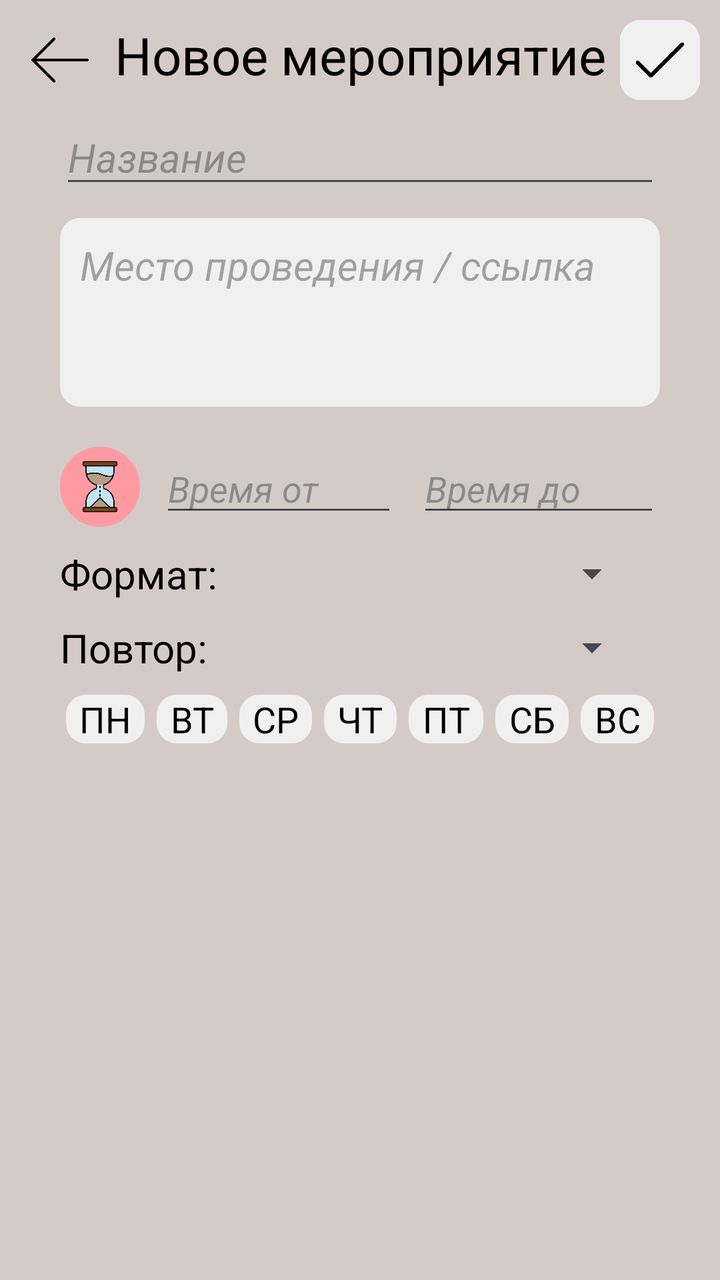
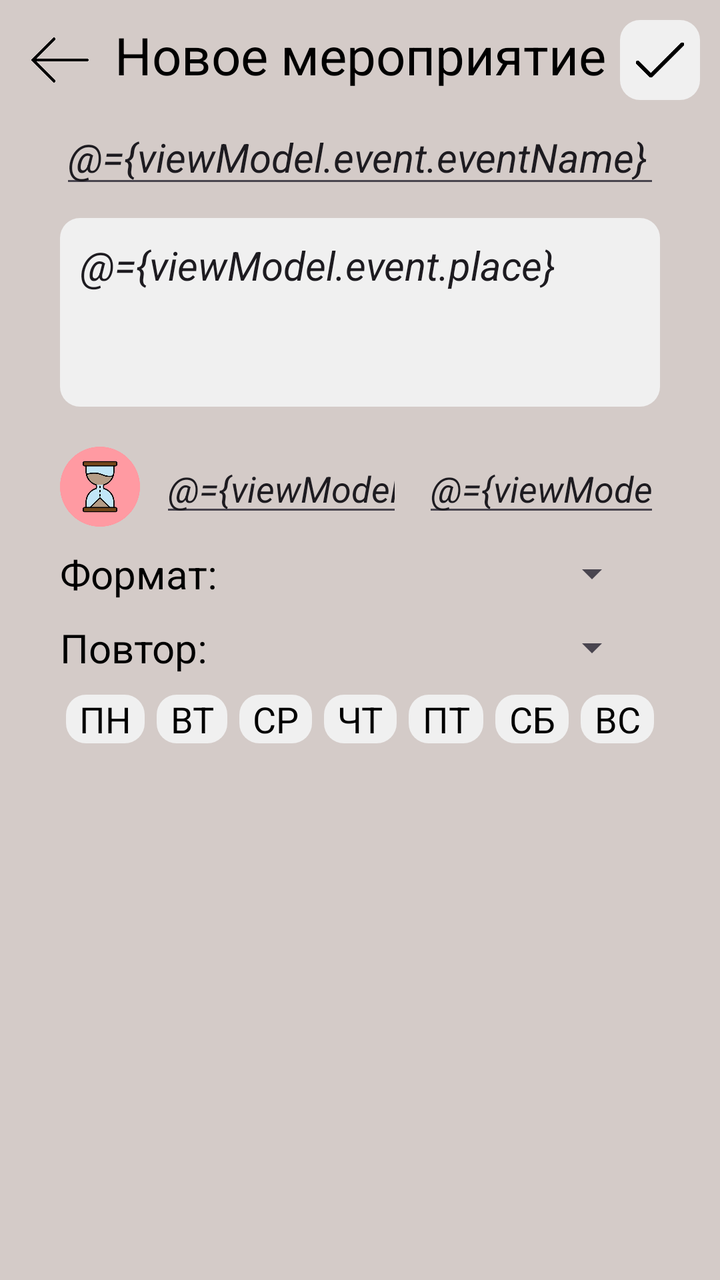

Two renders of the same Android screen: before a commit and after it. Below are the layout's source before the change and the commit's diff.
<!-- AndroidManifest.xml: application theme Theme.Assistant -->
<!-- res/layout/activity_new_event.xml -->
<?xml version="1.0" encoding="utf-8"?>
<RelativeLayout xmlns:android="http://schemas.android.com/apk/res/android"
    xmlns:app="http://schemas.android.com/apk/res-auto"
    xmlns:tools="http://schemas.android.com/tools"
    android:layout_width="match_parent"
    android:layout_height="match_parent"
    android:background="@color/background_main"
    tools:context=".timetable.NewEventActivity"
    android:scrollbars="vertical">

    <ImageButton
        android:layout_width="60dp"
        android:layout_height="60dp"
        android:id="@+id/backBtn"
        android:src="@drawable/back"
        android:scaleType="fitCenter"
        android:backgroundTint="@color/background_main"
        />

    <TextView
        android:layout_width="match_parent"
        android:layout_height="wrap_content"
        android:id="@+id/textNewEvent"
        android:text="Новое мероприятие"
        android:textSize="26dp"
        android:gravity="center"
        android:textColor="@color/black"
        android:paddingVertical="10dp"/>

    <ImageButton
        android:layout_width="40dp"
        android:layout_height="40dp"
        android:id="@+id/saveEventBtn"
        android:src="@drawable/tick"
        android:scaleType="fitCenter"
        android:padding="5dp"
        android:background="@drawable/image_btn_style"
        android:layout_marginBottom="70dp"
        android:layout_marginEnd="10dp"
        android:layout_marginTop="10dp"
        android:layout_alignParentEnd="true"
        />


    <ScrollView
        android:layout_width="match_parent"
        android:layout_height="match_parent"
        android:layout_below="@+id/textNewEvent"
        android:id="@+id/scroll">
    <RelativeLayout
        android:layout_width="match_parent"
        android:layout_height="wrap_content"
        android:orientation="vertical">

        <LinearLayout
            android:layout_width="match_parent"
            android:layout_height="match_parent"
            android:layout_marginHorizontal="30dp"
            android:orientation="vertical">

        <EditText
            android:layout_width="match_parent"
            android:layout_height="wrap_content"
            android:id="@+id/nameNewSubj"
            android:hint="Название"
            android:textSize="20dp"
            android:textStyle="italic"
            android:maxLength="30"/>

        <EditText
            android:layout_width="match_parent"
            android:layout_height="wrap_content"
            android:id="@+id/placeNewSubj"
            android:layout_below="@+id/nameNewSubj"
            android:hint="Место проведения / ссылка"
            android:inputType="textMultiLine"
            android:lines="3"
            android:textSize="20dp"
            android:maxLines="10"
            android:gravity="start"
            android:padding="10dp"
            android:background="@drawable/image_btn_style"
            android:textStyle="italic"
            android:layout_marginVertical="10dp"
            />



        <LinearLayout
            android:layout_width="match_parent"
            android:layout_height="wrap_content"
            android:orientation="horizontal"
            android:id="@+id/timeLL"
            android:layout_below="@+id/placeNewSubj">

            <ImageButton
                android:layout_width="40dp"
                android:layout_height="40dp"
                android:src="@drawable/time_for_task"
                android:scaleType="centerCrop"
                android:background="@color/background_main"
                android:layout_marginVertical="10dp"
                />
            <EditText
                android:layout_width="wrap_content"
                android:layout_height="40dp"
                android:id="@+id/timeTo"
                android:layout_gravity="center"
                android:layout_weight="1"
                android:textStyle="italic"
                android:inputType="time"
                android:hint="Время от"
                android:layout_marginLeft="10dp"
                android:onClick="setTime"/>
            <EditText
                android:layout_width="wrap_content"
                android:layout_height="40dp"
                android:id="@+id/timeFrom"
                android:layout_gravity="center"
                android:layout_weight="1"
                android:textStyle="italic"
                android:inputType="time"
                android:hint="Время до"
                android:layout_marginLeft="10dp"
                android:onClick="setTimeFrom"/>
        </LinearLayout>



        <LinearLayout
            android:layout_width="match_parent"
            android:layout_height="wrap_content"
            android:orientation="horizontal"
            android:id="@+id/formatLL"
            android:layout_below="@+id/timeLL">

            <TextView
                android:layout_width="wrap_content"
                android:layout_height="wrap_content"
                android:text="Формат: "
                android:textSize="20dp"
                android:textColor="@color/black"
                />
            <Spinner
                android:layout_width="match_parent"
                android:layout_height="wrap_content"
                android:id="@+id/formatSubjSpinner"
                android:layout_gravity="center"
                android:layout_marginHorizontal="10dp" />

        </LinearLayout>

        <LinearLayout
            android:layout_width="match_parent"
            android:layout_height="wrap_content"
            android:id="@+id/repeatLL"
            android:layout_below="@+id/formatLL"
            android:orientation="horizontal"
            android:layout_marginTop="10dp">

            <TextView
                android:layout_width="wrap_content"
                android:layout_height="wrap_content"
                android:text="Повтор: "
                android:textSize="20dp"
                android:textColor="@color/black"
                />
            <Spinner
                android:layout_width="match_parent"
                android:layout_height="wrap_content"
                android:id="@+id/repeatSubjSpinner"
                android:layout_gravity="center"
                android:layout_marginHorizontal="10dp" />

        </LinearLayout>


            <LinearLayout
                android:layout_width="match_parent"
                android:layout_height="wrap_content"
                android:orientation="horizontal"
                android:layout_marginTop="10dp">

                <TextView
                    android:layout_width="wrap_content"
                    android:layout_height="wrap_content"
                    android:id="@+id/mondayBtn"
                    android:background="@drawable/image_btn_style"
                    android:textColor="@color/black"
                    android:text="ПН"
                    android:textAlignment="center"
                    android:layout_weight="1"
                    android:textSize="18dp"
                    android:layout_marginHorizontal="3dp"/>

                <TextView
                    android:layout_width="wrap_content"
                    android:layout_height="wrap_content"
                    android:id="@+id/tuesdayBtn"
                    android:background="@drawable/image_btn_style"
                    android:textColor="@color/black"
                    android:text="ВТ"
                    android:textAlignment="center"
                    android:layout_weight="1"
                    android:textSize="18dp"
                    android:layout_marginHorizontal="3dp"/>

                <TextView
                    android:layout_width="wrap_content"
                    android:layout_height="wrap_content"
                    android:id="@+id/wednesdayBtn"
                    android:background="@drawable/image_btn_style"
                    android:textColor="@color/black"
                    android:text="СР"
                    android:textAlignment="center"
                    android:layout_weight="1"
                    android:textSize="18dp"
                    android:layout_marginHorizontal="3dp"/>

                <TextView
                    android:layout_width="wrap_content"
                    android:layout_height="wrap_content"
                    android:backgroundTint="@color/background2"
                    android:id="@+id/thursdayBtn"
                    android:background="@drawable/image_btn_style"
                    android:textColor="@color/black"
                    android:text="ЧТ"
                    android:textAlignment="center"
                    android:layout_weight="1"
                    android:textSize="18dp"
                    android:layout_marginHorizontal="3dp"/>

                <TextView
                    android:layout_width="wrap_content"
                    android:layout_height="wrap_content"
                    android:id="@+id/fridayBtn"
                    android:background="@drawable/image_btn_style"
                    android:textColor="@color/black"
                    android:text="ПТ"
                    android:textAlignment="center"
                    android:layout_weight="1"
                    android:textSize="18dp"
                    android:layout_marginHorizontal="3dp"/>

                <TextView
                    android:layout_width="wrap_content"
                    android:layout_height="wrap_content"
                    android:id="@+id/saturdayBtn"
                    android:background="@drawable/image_btn_style"
                    android:textColor="@color/black"
                    android:text="СБ"
                    android:textAlignment="center"
                    android:layout_weight="1"
                    android:textSize="18dp"
                    android:layout_marginHorizontal="3dp"/>
                <TextView
                    android:layout_width="wrap_content"
                    android:layout_height="wrap_content"
                    android:id="@+id/sundayBtn"
                    android:background="@drawable/image_btn_style"
                    android:textColor="@color/black"
                    android:text="ВС"
                    android:textAlignment="center"
                    android:layout_weight="1"
                    android:textSize="18dp"
                    android:layout_marginHorizontal="3dp"/>

            </LinearLayout>


        </LinearLayout>
    </RelativeLayout>

    </ScrollView>


</RelativeLayout>
<!-- resources referenced by this layout -->
<resources>
  <color name="background2">#FFF0F0F0</color>
  <color name="background_main">#FFD4CBC8</color>
  <color name="black">#FF000000</color>
  <!-- drawable back: png bitmap (drawable, 2771 bytes) -->
  <!-- drawable image_btn_style (drawable) -->
  <?xml version="1.0" encoding="utf-8"?>
  <shape xmlns:android="http://schemas.android.com/apk/res/android">
      <solid android:color="@color/background2"/>
      <corners android:radius="10.0dp"/>
  </shape>
  <!-- drawable tick: png bitmap (drawable, 3143 bytes) -->
  <!-- drawable time_for_task: png bitmap (drawable, 28308 bytes) -->
  <style name="Theme.Assistant" parent="Base.Theme.Assistant" />
  <style name="Base.Theme.Assistant" parent="Theme.Material3.DayNight.NoActionBar">
          
          
          <item name="colorPrimary">@color/background_main</item>
  
          <item name="android:spinnerItemStyle">
              @style/spinnerItemStyle
          </item>
  
          
          <item name="android:spinnerDropDownItemStyle">
              @style/spinnerDropDownItemStyle
          </item>
  
      </style>
  <style name="spinnerItemStyle">
  
          <item name="android:textStyle">normal</item>
          <item name="android:paddingHorizontal">20dp</item>
          <item name="android:textSize">20sp</item>
          <item name="android:textColor">@color/black</item>
      </style>
  <style name="spinnerDropDownItemStyle">
          <item name="android:paddingHorizontal">20dp</item>
          <item name="android:paddingVertical">10dp</item>
          <item name="android:textSize">20sp</item>
          <item name="android:textColor">@color/black</item>
      </style>
</resources>

<!-- the commit's change to res/layout/activity_new_event.xml (unified diff, before → after) -->
@@ -1,11 +1,17 @@
 <?xml version="1.0" encoding="utf-8"?>
+<layout>
+    <data>
+        <variable
+            name="viewModel"
+            type="com.example.assistant.viewmodel.EventViewModel" />
+    </data>
 <RelativeLayout xmlns:android="http://schemas.android.com/apk/res/android"
     xmlns:app="http://schemas.android.com/apk/res-auto"
     xmlns:tools="http://schemas.android.com/tools"
     android:layout_width="match_parent"
     android:layout_height="match_parent"
     android:background="@color/background_main"
-    tools:context=".timetable.NewEventActivity"
+    tools:context=".views.NewEventActivity"
     android:scrollbars="vertical">
 
     <ImageButton
@@ -39,6 +45,7 @@
         android:layout_marginEnd="10dp"
         android:layout_marginTop="10dp"
         android:layout_alignParentEnd="true"
+        android:onClick="@{()-> viewModel.onSaveBtnClicked()}"
         />
 
 
@@ -65,7 +72,8 @@
             android:hint="Название"
             android:textSize="20dp"
             android:textStyle="italic"
-            android:maxLength="30"/>
+            android:maxLength="30"
+            android:text="@={viewModel.event.eventName}"/>
 
         <EditText
             android:layout_width="match_parent"
@@ -82,6 +90,7 @@
             android:background="@drawable/image_btn_style"
             android:textStyle="italic"
             android:layout_marginVertical="10dp"
+            android:text="@={viewModel.event.place}"
             />
 
 
@@ -111,7 +120,8 @@
                 android:inputType="time"
                 android:hint="Время от"
                 android:layout_marginLeft="10dp"
-                android:onClick="setTime"/>
+                android:onClick="setTime"
+                android:text="@={viewModel.event.startTime}"/>
             <EditText
                 android:layout_width="wrap_content"
                 android:layout_height="40dp"
@@ -122,7 +132,8 @@
                 android:inputType="time"
                 android:hint="Время до"
                 android:layout_marginLeft="10dp"
-                android:onClick="setTimeFrom"/>
+                android:onClick="setTimeFrom"
+                android:text="@={viewModel.event.stopTime}"/>
         </LinearLayout>
 
 
@@ -146,7 +157,8 @@
                 android:layout_height="wrap_content"
                 android:id="@+id/formatSubjSpinner"
                 android:layout_gravity="center"
-                android:layout_marginHorizontal="10dp" />
+                android:layout_marginHorizontal="10dp"
+               />
 
         </LinearLayout>
 
@@ -170,7 +182,8 @@
                 android:layout_height="wrap_content"
                 android:id="@+id/repeatSubjSpinner"
                 android:layout_gravity="center"
-                android:layout_marginHorizontal="10dp" />
+                android:layout_marginHorizontal="10dp"
+                />
 
         </LinearLayout>
 
@@ -275,3 +288,4 @@
 
 
 </RelativeLayout>
+</layout>
